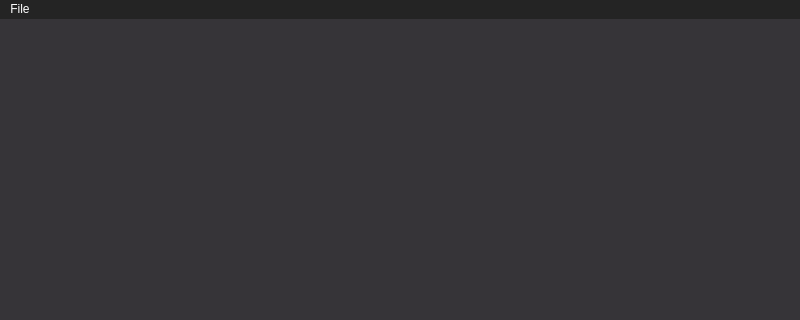
Above: mainwindow.ui from pfs5/NodeBasedEditor before the change; both pictures show x 0 to 800 and y 0 to 320 of the 800 by 600 pixel window. Below: the same form after it.
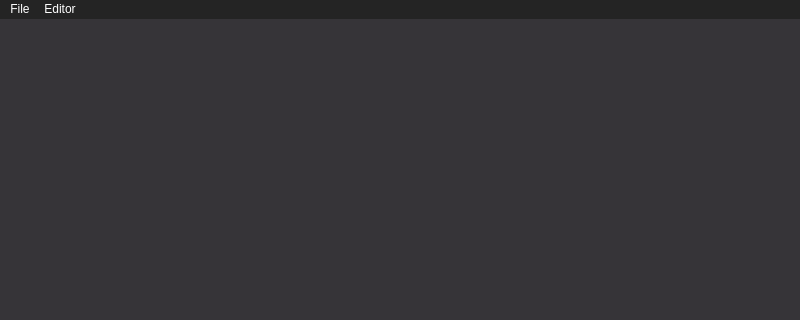
That is the form after the change.

The edit to the form file:
```diff
--- a/mainwindow.ui
+++ b/mainwindow.ui
@@ -32,10 +32,19 @@
    </property>
    <widget class="QMenu" name="menuFile">
     <property name="title">
-     <string>File</string>
+     <string>Editor</string>
     </property>
     <addaction name="actionAdd_Node"/>
    </widget>
+   <widget class="QMenu" name="menuFile_2">
+    <property name="title">
+     <string>File</string>
+    </property>
+    <addaction name="actionNew"/>
+    <addaction name="actionLoad"/>
+    <addaction name="actionSave"/>
+   </widget>
+   <addaction name="menuFile_2"/>
    <addaction name="menuFile"/>
   </widget>
   <widget class="QStatusBar" name="statusbar">
```
Left out of the diff: 27 changed lines with no effect on the pictures.
